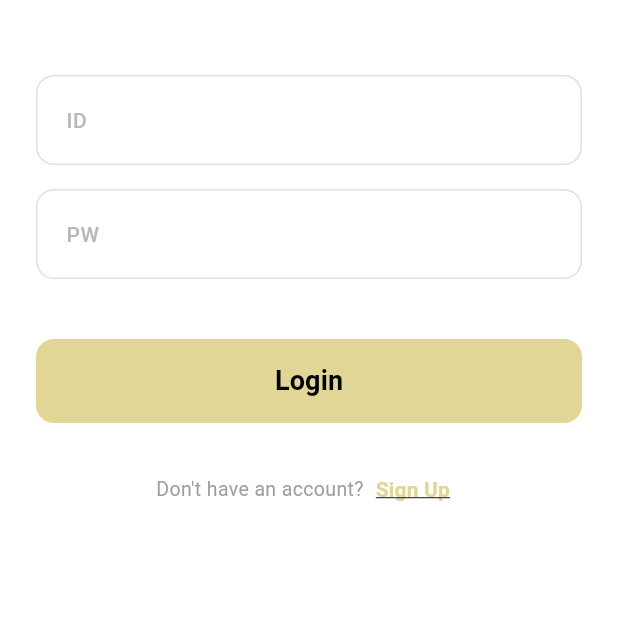
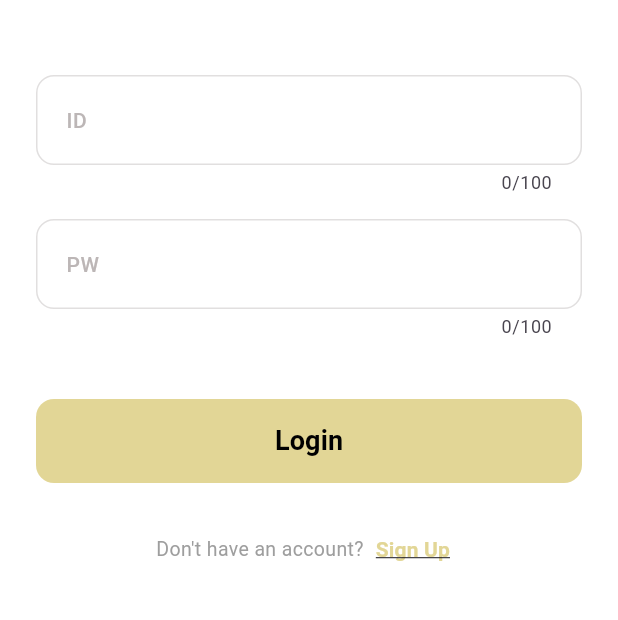
Before and after one commit to Mrjeonmacho/82Pay, a Flutter app: the screen it shows after launch, after a tap on "Get Started", on a phone screen of 412 x 824 dp, the part 360-980 px from its top. Run offline on Flutter 3.47's test engine with Material 3 defaults, Android fonts, the phone set to English and light mode, and no system bars; our stand-ins replace camera, cookie_jar, dio, dio_cookie_manager, easy_localization, flutter_dotenv and 3 more; accounts and stored records are empty; Roboto replaces fonts that are missing (Pretendard); project files that could hold a hidden picture were left out.

Commit message:
Fix: 월뱅 축하금 welecome 으로 변경, 월뱅 글자수 제한 추가

```diff
--- a/worldbank/worldbank_frontend/lib/core/widgets/pali_input_field.dart
+++ b/worldbank/worldbank_frontend/lib/core/widgets/pali_input_field.dart
@@ -10,6 +10,7 @@ class PaliInputField extends StatelessWidget {
   final ValueChanged<String>? onChanged;
   final int? maxLength;
   final FocusNode? focusNode;
+  final bool isCounterText;
 
   const PaliInputField({
     super.key,
@@ -20,6 +21,7 @@ class PaliInputField extends StatelessWidget {
     this.onChanged,
     this.maxLength,
     this.focusNode,
+    this.isCounterText = false,
   });
 
   @override
@@ -34,6 +36,7 @@ class PaliInputField extends StatelessWidget {
       style: AppTextStyles.bodyLarge, // 입력 시 16pt, Bold
       decoration: InputDecoration(
         hintText: hintText,
+        counterText: isCounterText ? null : "",
         hintStyle: const TextStyle(
           color: AppColors.exampleFont, // #BCB6B6 적용
           fontSize: 14,
--- a/worldbank/worldbank_frontend/lib/views/login_screen.dart
+++ b/worldbank/worldbank_frontend/lib/views/login_screen.dart
@@ -80,6 +80,8 @@ class _LoginScreenState extends State<LoginScreen> {
               PaliInputField(
                 hintText: 'login.labels.id'.tr(),
                 controller: _idController,
+                maxLength: 100,
+                isCounterText: true,
               ),
               const SizedBox(height: 16),
 
@@ -88,6 +90,8 @@ class _LoginScreenState extends State<LoginScreen> {
                 hintText: 'login.labels.pw'.tr(),
                 controller: _pwController,
                 isPassword: true,
+                maxLength: 100,
+                isCounterText: true,
               ),
               const SizedBox(height: 40),
 
--- a/worldbank/worldbank_frontend/lib/views/signup_screen.dart
+++ b/worldbank/worldbank_frontend/lib/views/signup_screen.dart
@@ -266,6 +266,7 @@ class _SignupScreenState extends State<SignupScreen> {
                         child: PaliInputField(
                           hintText: "signup.labels.email_address".tr(),
                           controller: _emailController,
+                          isCounterText: true,
                         ),
                       ),
                       const SizedBox(width: 8),
@@ -282,6 +283,7 @@ class _SignupScreenState extends State<SignupScreen> {
                     hintText: "signup.labels.password".tr(),
                     controller: _pwController,
                     isPassword: true,
+                    isCounterText: true,
                   ),
                 ],
               ),
```
Also changed, not shown: worldbank/worldbank_frontend/lib/views/main_screen.dart (+19 -6 lines), 4 other files.
